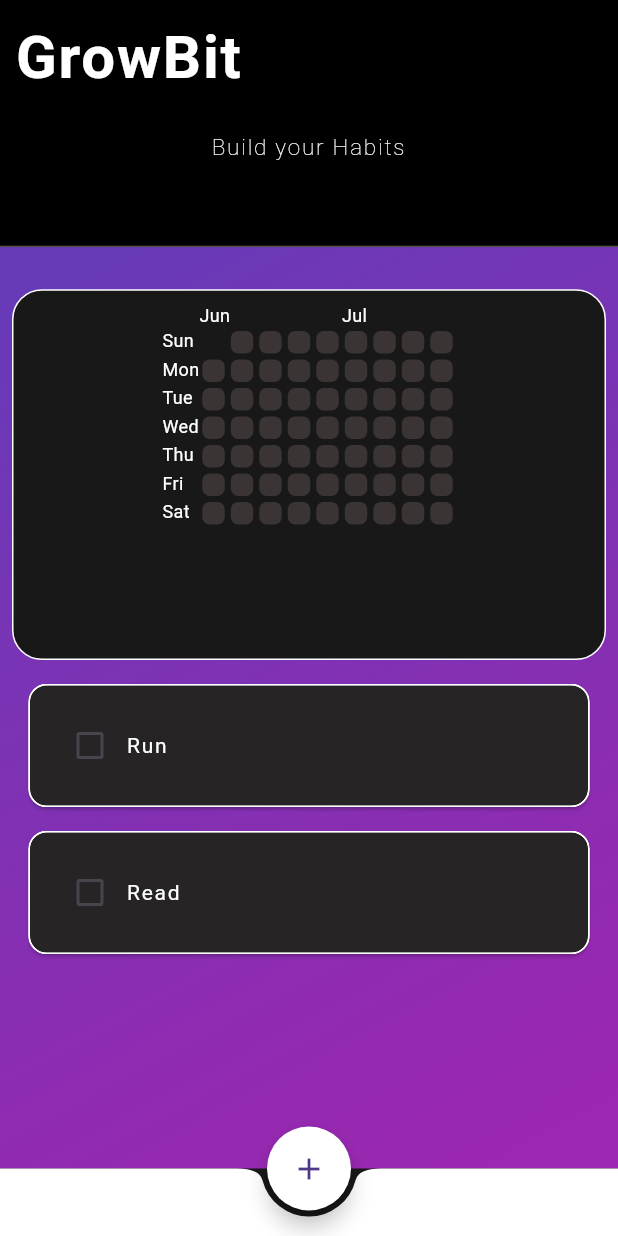
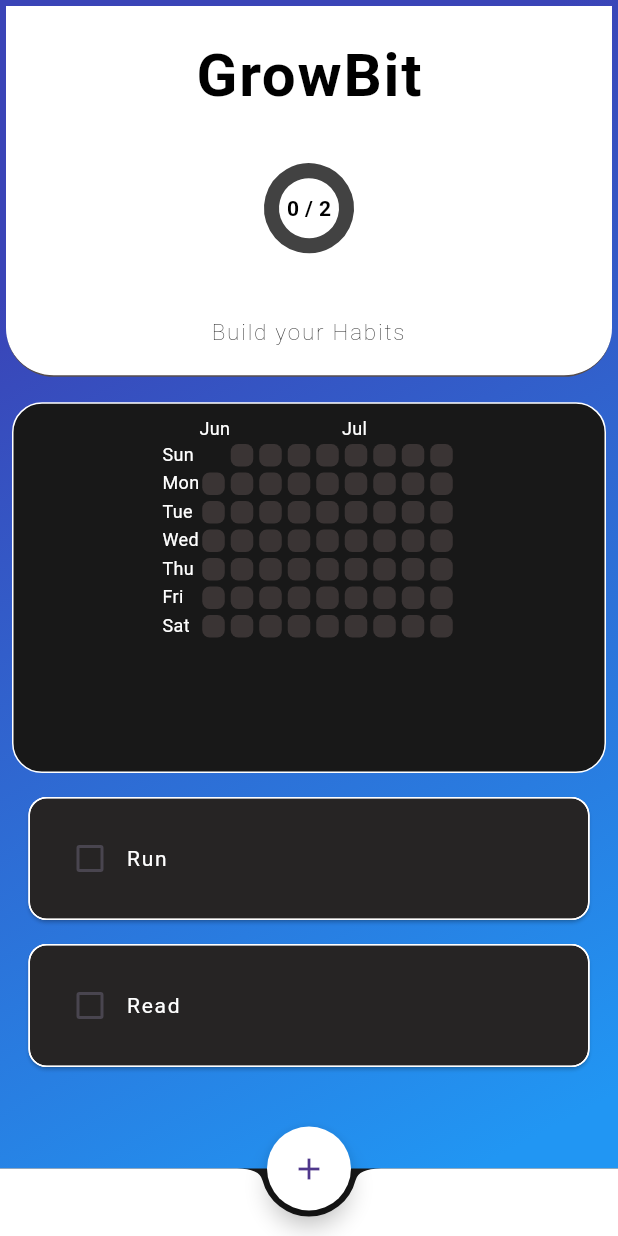
Before and after one commit to TsalemisIasonas/GrowBit, a Flutter app: the screen it shows after launch, on a phone screen of 412 x 824 dp. Run offline on Flutter 3.47's test engine with Material 3 defaults, Android fonts, the phone set to English and light mode, and no system bars; drawn by our look-alikes of fl_chart, flutter_heatmap_calendar, flutter_slidable; our stand-ins replace hive_flutter; accounts and stored records are empty.

Commit message:
UI update

```diff
--- a/lib/components/progress_graph.dart
+++ b/lib/components/progress_graph.dart
@@ -12,7 +12,7 @@ class ProgressGraph extends StatelessWidget {
 
   @override
   Widget build(BuildContext context) {
-    int completed = db.todaysHabitList.where((task) => task[1] = true).length;
+    int completed = db.todaysHabitList.where((task) => task[1] == true).length;
     int remaining = db.todaysHabitList.length - completed;
     return Padding(
       padding: const EdgeInsets.only(top: 8.0),
@@ -23,10 +23,10 @@ class ProgressGraph extends StatelessWidget {
             alignment: Alignment.center,
             children: [
               Text('${completed.toString()} / ${db.todaysHabitList.length.toString()}',
-              style: const TextStyle(color: Colors.white, fontSize: 14, fontWeight: FontWeight.w200)),
+              style: const TextStyle(color: Colors.black, fontSize: 14, fontWeight: FontWeight.w700)),
               PieChart(
                 PieChartData(
-                  startDegreeOffset: 135,
+                  startDegreeOffset: 150,
                   sectionsSpace: 0,
                   centerSpaceRadius: 20,
                   sections: [
--- a/lib/main.dart
+++ b/lib/main.dart
@@ -1,6 +1,8 @@
 import 'package:flutter/material.dart';
 import 'package:habit_tracker/pages/homepage.dart';
 import 'package:hive_flutter/hive_flutter.dart';
+
+// TODO : THE PROGRESS GRAPH CAUSES THE ISSUE WITH THE CHECKBOXES, FIX THAT
 
 void main() async{
 
--- a/lib/pages/homepage.dart
+++ b/lib/pages/homepage.dart
@@ -5,6 +5,7 @@ import 'package:habit_tracker/components/my_fab.dart';
 import 'package:habit_tracker/components/my_alert_box.dart';
 import 'package:habit_tracker/data/habit_database.dart';
 import 'package:habit_tracker/constants/colors.dart';
+import 'package:habit_tracker/components/progress_graph.dart';
 import 'package:hive_flutter/hive_flutter.dart';
 
 class HomePage extends StatefulWidget {
@@ -102,7 +103,7 @@ class _HomePageState extends State<HomePage> {
       body: Container(
         decoration: const BoxDecoration(
           gradient: LinearGradient(
-            colors: [Colors.deepPurple, Colors.purple],
+            colors: [Color.fromARGB(255, 58, 68, 183), Colors.blue],
             begin: Alignment.topLeft,
             end: Alignment.bottomRight,
             stops: [0.2, 0.95],
@@ -110,27 +111,40 @@ class _HomePageState extends State<HomePage> {
         ),
         child: Column(
           children: [
-            Container(
-              height: MediaQuery.of(context).size.height * 0.2,
+            Padding(
+              padding: const EdgeInsets.all(4.0),
+              child: Container(
+                height: MediaQuery.of(context).size.height * 0.3,
                 width: double.infinity,
-              padding: const EdgeInsets.all(10),
                 decoration: const BoxDecoration(
-                color: Colors.black,
+                  color: Colors.white,
                   border: Border(
-                      bottom:
-                          BorderSide(color: Color.fromARGB(255, 86, 77, 77)))),
+                    bottom: BorderSide(
+                      color: Color.fromARGB(255, 86, 77, 77),
+                    ),
+                  ),
+                  borderRadius: BorderRadius.only(
+                    bottomRight: Radius.circular(32),
+                    bottomLeft: Radius.circular(32)
+                  ),
+                ),
                 child: Column(
-                crossAxisAlignment: CrossAxisAlignment.start,
+                  crossAxisAlignment: CrossAxisAlignment.center,
+                  mainAxisAlignment: MainAxisAlignment.spaceEvenly,
                   children: [
                     const Text(
                       "GrowBit",
                       style: TextStyle(
                         fontSize: 40,
-                      color: Colors.white,
+                        color: Colors.black,
                         fontWeight: FontWeight.bold,
                         letterSpacing: 1.2,
                       ),
                     ),
+                    SizedBox(
+                      width: MediaQuery.of(context).size.width * 0.2,
+                    ),
+                    ProgressGraph(db: db),
                     SizedBox(height: MediaQuery.of(context).size.height * 0.025),
                     const Center(
                       child: Text(
@@ -138,7 +152,7 @@ class _HomePageState extends State<HomePage> {
                         textAlign: TextAlign.center,
                         style: TextStyle(
                           fontSize: 15,
-                        color: Colors.white,
+                          color: Colors.black,
                           fontWeight: FontWeight.w200,
                           letterSpacing: 1.2,
                         ),
@@ -147,9 +161,11 @@ class _HomePageState extends State<HomePage> {
                   ],
                 ),
               ),
-            const SizedBox(height: 20),
+            ),
+            const SizedBox(height: 5),
             MonthlySummary(
-                datasets: db.heatMapDataSet, startdate: _myBox.get("START_DATE")),
+                datasets: db.heatMapDataSet,
+                startdate: _myBox.get("START_DATE")),
             Expanded(
               child: ListView.builder(
                   itemBuilder: (context, index) {
@@ -169,9 +185,7 @@ class _HomePageState extends State<HomePage> {
         ),
       ),
       bottomNavigationBar: const BottomAppBar(
-            height: 45,
-            shape: CircularNotchedRectangle(),
-            color: Colors.white),
+          height: 45, shape: CircularNotchedRectangle(), color: Colors.white),
     );
   }
 }
```
Lines whose indentation alone changed are shown as unchanged.
